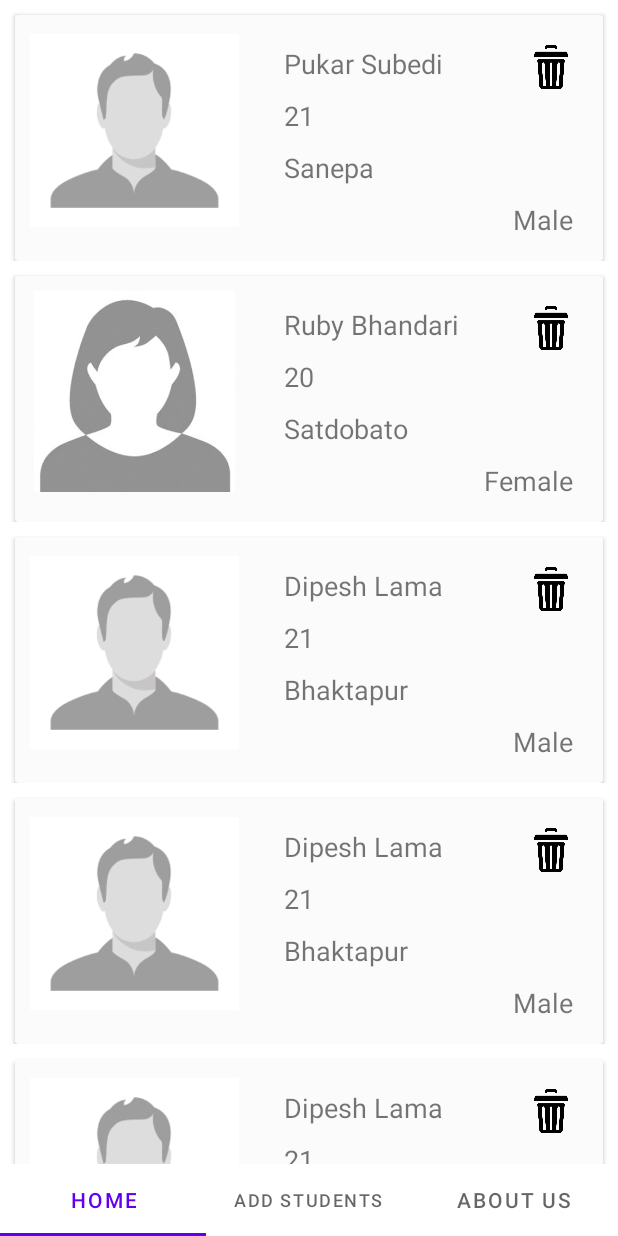
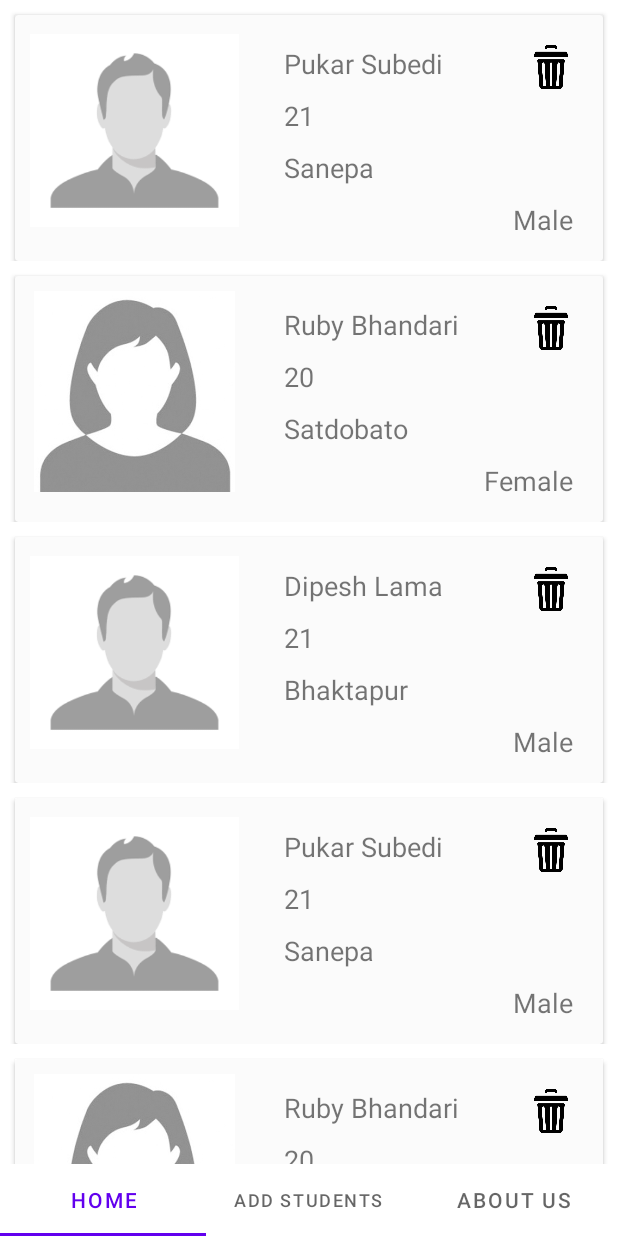
Before and after one commit to PukarSubedi01/SoftUser, an Android app: the HomeFragment screen opened directly, with no data from a screen before it, on a phone screen of 412 x 824 dp. Run offline under Robolectric (Android 15) with nearby library versions, the phone set to English and light mode, and no system bars.

Commit message:
Receiving data from AddAStudent fragment is left other completed

```diff
--- a/app/src/main/java/com/pukar/softuser/MainActivity.kt
+++ b/app/src/main/java/com/pukar/softuser/MainActivity.kt
@@ -2,14 +2,20 @@ package com.pukar.softuser
 
 import androidx.appcompat.app.AppCompatActivity
 import android.os.Bundle
+import android.widget.Toast
+import androidx.core.view.get
 import androidx.fragment.app.Fragment
+import androidx.fragment.app.FragmentPagerAdapter
+import androidx.viewpager.widget.PagerAdapter
 import androidx.viewpager2.widget.ViewPager2
 import com.google.android.material.tabs.TabLayout
 import com.google.android.material.tabs.TabLayoutMediator
+import com.pukar.softuser.`object`.student
 import com.pukar.softuser.adapters.ViewPageAdapter
 import com.pukar.softuser.fragments.AboutUsFragment
 import com.pukar.softuser.fragments.AddStudentFragment
 import com.pukar.softuser.fragments.HomeFragment
+import com.pukar.softuser.model.Students
 
 class MainActivity : AppCompatActivity() {
     private lateinit var lstTitle : ArrayList<String>
@@ -22,11 +28,24 @@ class MainActivity : AppCompatActivity() {
         viewPager = findViewById(R.id.viewPager)
         tabLayout = findViewById(R.id.tabLayout)
         addToList()
+        student.addStudent()
         val adapter = ViewPageAdapter(lstFragments,supportFragmentManager,lifecycle)
         viewPager.adapter = adapter
         TabLayoutMediator(tabLayout,viewPager){tab, position ->
             tab.text = lstTitle[position]
         }.attach()
+       var pageChangerCallBack = object : ViewPager2.OnPageChangeCallback(){
+           override fun onPageSelected(position: Int) {
+             //  Toast.makeText(this@MainActivity, position.toString(), Toast.LENGTH_SHORT).show()
+           when(position){
+               0 -> {
+
+               }
+           }
+           }
+       }
+        viewPager.registerOnPageChangeCallback(pageChangerCallBack)
+
     }
     private fun addToList(){
         lstTitle = ArrayList()
@@ -38,4 +57,6 @@ class MainActivity : AppCompatActivity() {
         lstFragments.add(AddStudentFragment())
         lstFragments.add(AboutUsFragment())
     }
+
+
 }
--- a/app/src/main/java/com/pukar/softuser/adapters/StudentAdapter.kt
+++ b/app/src/main/java/com/pukar/softuser/adapters/StudentAdapter.kt
@@ -11,7 +11,7 @@ import androidx.recyclerview.widget.RecyclerView
 import com.pukar.softuser.R
 import com.pukar.softuser.model.Students
 
-class StudentAdapter(val lstStudents: ArrayList<Students>, val context:Context):RecyclerView.Adapter<StudentAdapter.StudentViewHolder>() {
+class StudentAdapter(val lstStudent: ArrayList<Students>, val context:Context):RecyclerView.Adapter<StudentAdapter.StudentViewHolder>() {
     class StudentViewHolder(view:View):RecyclerView.ViewHolder(view){
         val tvName : TextView= view.findViewById(R.id.tvName)
         val tvAge : TextView= view.findViewById(R.id.tvAge)
@@ -27,7 +27,7 @@ class StudentAdapter(val lstStudents: ArrayList<Students>, val context:Context):
     }
 
     override fun onBindViewHolder(holder: StudentViewHolder, position: Int) {
-       val student = lstStudents[position]
+       val student = lstStudent[position]
        holder.tvName.text = student.fullName
        holder.tvAddress.text = student.address
        holder.tvAge.text = student.age.toString()
@@ -42,12 +42,12 @@ class StudentAdapter(val lstStudents: ArrayList<Students>, val context:Context):
             Toast.makeText(context, "Hello this is ${student.fullName}", Toast.LENGTH_SHORT).show()
         }
         holder.imgDelete.setOnClickListener{
-            lstStudents.removeAt(position)
+            lstStudent.removeAt(position)
             notifyDataSetChanged()
         }
     }
 
     override fun getItemCount(): Int {
-       return lstStudents.size
+       return lstStudent.size
     }
 }
--- a/app/src/main/java/com/pukar/softuser/fragments/HomeFragment.kt
+++ b/app/src/main/java/com/pukar/softuser/fragments/HomeFragment.kt
@@ -5,18 +5,27 @@ import androidx.fragment.app.Fragment
 import android.view.LayoutInflater
 import android.view.View
 import android.view.ViewGroup
+import android.widget.Toast
 import androidx.recyclerview.widget.LinearLayoutManager
 import androidx.recyclerview.widget.RecyclerView
 import com.pukar.softuser.R
+import com.pukar.softuser.`object`.student
 import com.pukar.softuser.adapters.StudentAdapter
 import com.pukar.softuser.model.Students
 
+private const val ARG_PARAM1 = "param1"
+private const val ARG_PARAM2 = "param2"
 class HomeFragment : Fragment() {
     private lateinit var rvDisplayStudents : RecyclerView
-    private var lstStudents = ArrayList<Students>()
+
+    private var param1 : String? =null
+    private var param2 : String? = null
     override fun onCreate(savedInstanceState: Bundle?) {
         super.onCreate(savedInstanceState)
-
+        arguments?.let {
+            param1 = it.getString(ARG_PARAM1)
+            param2 = it.getString(ARG_PARAM2)
+        }
     }
 
     override fun onCreateView(
@@ -25,21 +34,26 @@ class HomeFragment : Fragment() {
     ): View? {
         // Inflate the layout for this fragment
         val view =  inflater.inflate(R.layout.fragment_home, container, false)
-        rvDisplayStudents = view.findViewById(R.id.rvDisplayStudents)
-        students()
-        val adapter = StudentAdapter(lstStudents, context!!)
-        rvDisplayStudents.layoutManager = LinearLayoutManager(context)
-        rvDisplayStudents.adapter=adapter
         return view
     }
-    private fun students(){
-        lstStudents.add(Students("Pukar Subedi",21,"Sanepa","Male"))
-        lstStudents.add(Students("Ruby Bhandari",20,"Satdobato","Female"))
-        lstStudents.add(Students("Dipesh Lama",21,"Bhaktapur","Male"))
-        lstStudents.add(Students("Dipesh Lama",21,"Bhaktapur","Male"))
-        lstStudents.add(Students("Dipesh Lama",21,"Bhaktapur","Male"))
-        lstStudents.add(Students("Dipesh Lama",21,"Bhaktapur","Male"))
-        lstStudents.add(Students("Dipesh Lama",21,"Bhaktapur","Male"))
-        lstStudents.add(Students("Dipesh Lama",21,"Bhaktapur","Male"))
+    companion object{
+        fun newInstance(param1: String, param2: String) =
+                HomeFragment().apply {
+                    arguments = Bundle().apply {
+                        putString(ARG_PARAM1, param1)
+                        putString(ARG_PARAM2, param2)
+                    }
+                }
     }
+    override fun onViewCreated(view: View, savedInstanceState: Bundle?) {
+        super.onViewCreated(view, savedInstanceState)
+        rvDisplayStudents = view.findViewById(R.id.rvDisplayStudents)
+        rvDisplayStudents.adapter?.notifyDataSetChanged()
+        val adapter = StudentAdapter(student.lstStudent, context!!)
+        rvDisplayStudents.adapter=adapter
+        rvDisplayStudents.layoutManager = LinearLayoutManager(context)
+
+    }
+
+
 }
--- a/app/src/main/java/com/pukar/softuser/model/Students.kt
+++ b/app/src/main/java/com/pukar/softuser/model/Students.kt
@@ -1,8 +1,7 @@
 package com.pukar.softuser.model
-
 data class Students(
-        val fullName: String,
-        val age : Int,
-        val address : String,
-        val gender: String
+        val fullName: String? = null,
+        val age : String? = null,
+        val address : String?= null,
+        val gender: String?= null
 )
--- /dev/null
+++ b/app/src/main/java/com/pukar/softuser/object/student.kt
@@ -0,0 +1,12 @@
+package com.pukar.softuser.`object`
+
+import com.pukar.softuser.model.Students
+
+object student {
+    var lstStudent = arrayListOf<Students>()
+    fun addStudent(){
+        lstStudent.add(Students("Pukar Subedi","21","Sanepa","Male"))
+        lstStudent.add(Students("Ruby Bhandari","20","Satdobato","Female"))
+        lstStudent.add(Students("Dipesh Lama","21","Bhaktapur","Male"))
+    }
+}
--- a/app/src/main/res/layout/fragment_add.xml
+++ b/app/src/main/res/layout/fragment_add.xml
@@ -38,7 +38,6 @@
         android:layout_marginEnd="10dp"
         android:ems="10"
         android:hint="Full Name"
-        android:inputType="textPersonName"
         app:layout_constraintEnd_toEndOf="parent"
         app:layout_constraintStart_toStartOf="parent"
         app:layout_constraintTop_toBottomOf="@+id/textView" />
@@ -52,7 +51,7 @@
         android:layout_marginEnd="10dp"
         android:ems="10"
         android:hint="Age"
-        android:inputType="textPersonName"
+        android:inputType="number"
         app:layout_constraintEnd_toEndOf="parent"
         app:layout_constraintStart_toStartOf="parent"
         app:layout_constraintTop_toBottomOf="@+id/etName" />
@@ -94,7 +93,6 @@
         android:layout_marginEnd="10dp"
         android:ems="10"
         android:hint="Address"
-        android:inputType="textPersonName"
         app:layout_constraintEnd_toEndOf="parent"
         app:layout_constraintStart_toStartOf="parent"
         app:layout_constraintTop_toBottomOf="@+id/radioGroup" />
```
Also changed, not shown: app/src/main/java/com/pukar/softuser/fragments/AddStudentFragment.kt (+46 -9 lines).
